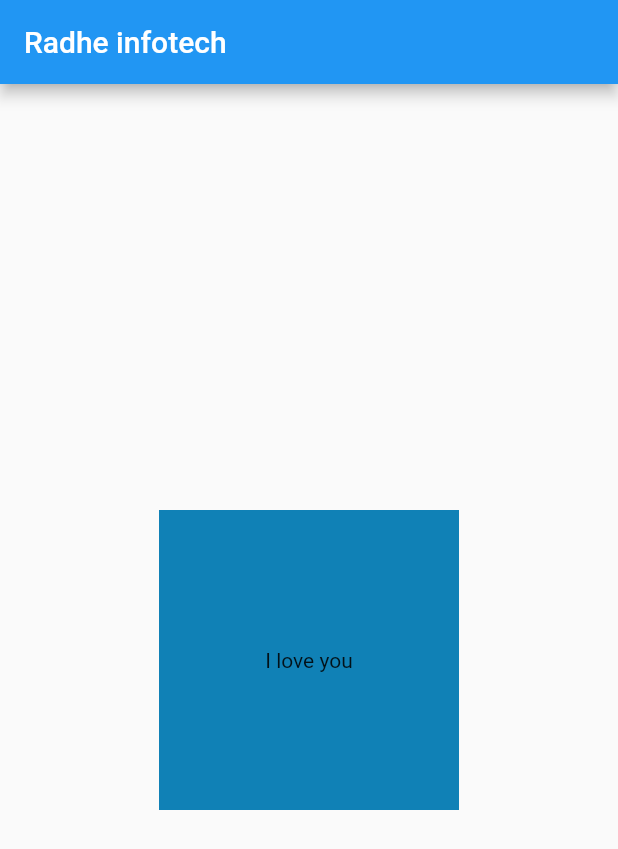
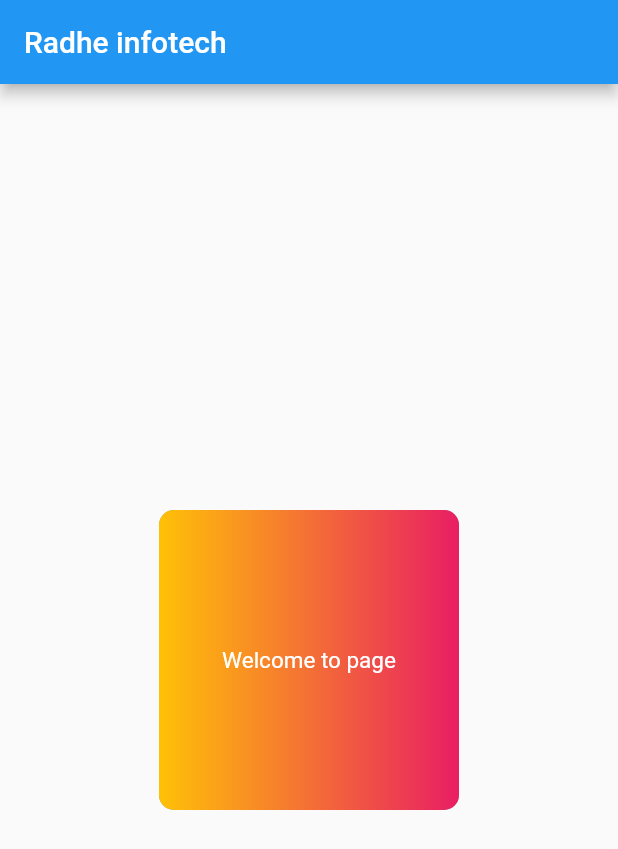
Before and after one commit to nikhil0667/flutter_application_1, a Flutter app: the screen it shows after launch, on a phone screen of 412 x 824 dp. Shown: the top 849 px of the screen. Run offline on Flutter 3.47's test engine with Material 2 defaults, Android fonts, the phone set to English and light mode, and no system bars.

Commit message:
Ch-2 Complete

```diff
--- a/lib/main.dart
+++ b/lib/main.dart
@@ -20,12 +20,26 @@ class Homepage extends StatelessWidget {
       body: Center(
         child: Container(
           alignment: Alignment.center,
-            color: const Color.fromARGB(255, 16, 129, 182),
+          // color: const Color.fromARGB(255, 16, 129, 182),
           height: 200,
           width: 200,
-            decoration: BoxDecoration(borderRadius: BorderRadius.circular(10)),
-            child: const Text("I love you"),
+          decoration: BoxDecoration(
+              borderRadius: BorderRadius.circular(10),
+              boxShadow: [
+                BoxShadow(
+                  color: Colors.black38,
+                )
+              ],
+              gradient: LinearGradient(colors: [Colors.amber, Colors.pink])),
+          child: const Text(
+            "Welcome to page",
+            style: TextStyle(
+              color: Colors.white,
+              fontSize: 15,
             ),
-        ));
+          ),
+        ),
+      ),
+    );
   }
 }
```
Lines whose indentation alone changed are shown as unchanged.
